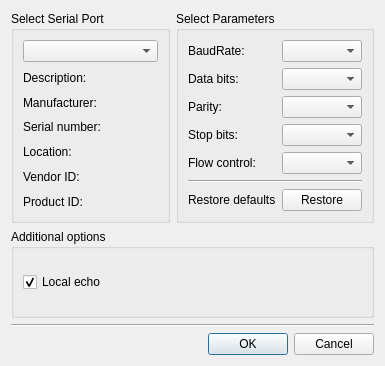
First picture: the form in SynchroTimeApp/settingsdialog.ui, repository SergejBre/SynchroTime, before the edit.
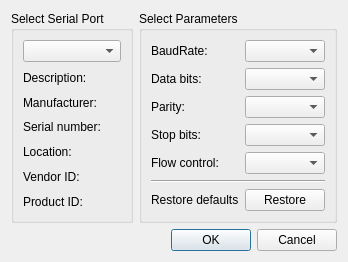
Second picture: the form after the edit. Icons and pictures are not drawn.

Commit message: Updated the design of the settings dialog form

```diff
--- a/SynchroTimeApp/settingsdialog.ui
+++ b/SynchroTimeApp/settingsdialog.ui
@@ -2,14 +2,6 @@
 <ui version="4.0">
  <class>SettingsDialog</class>
  <widget class="QDialog" name="SettingsDialog">
-  <property name="geometry">
-   <rect>
-    <x>0</x>
-    <y>0</y>
-    <width>385</width>
-    <height>366</height>
-   </rect>
-  </property>
   <property name="windowTitle">
    <string>Serial Port Settings</string>
   </property>
@@ -18,17 +10,6 @@
     <normaloff>:/images/settings.png</normaloff>:/images/settings.png</iconset>
   </property>
   <layout class="QGridLayout" name="gridLayout_3">
-   <item row="4" column="0" colspan="2">
-    <layout class="QHBoxLayout" name="horizontalLayout">
-     <item>
-      <widget class="QDialogButtonBox" name="buttonBox">
-       <property name="standardButtons">
-        <set>QDialogButtonBox::Cancel|QDialogButtonBox::Ok</set>
-       </property>
-      </widget>
-     </item>
-    </layout>
-   </item>
    <item row="0" column="1">
     <widget class="QGroupBox" name="parametersBox">
      <property name="title">
@@ -110,23 +91,15 @@
     </widget>
    </item>
    <item row="2" column="0" colspan="2">
-    <widget class="QGroupBox" name="additionalOptionsGroupBox">
-     <property name="title">
-      <string>Additional options</string>
-     </property>
-     <layout class="QVBoxLayout" name="verticalLayout">
-      <item>
-       <widget class="QCheckBox" name="localEchoCheckBox">
-        <property name="text">
-         <string>Local echo</string>
-        </property>
-        <property name="checked">
-         <bool>true</bool>
-        </property>
-       </widget>
-      </item>
-     </layout>
-    </widget>
+    <layout class="QHBoxLayout" name="horizontalLayout">
+     <item>
+      <widget class="QDialogButtonBox" name="buttonBox">
+       <property name="standardButtons">
+        <set>QDialogButtonBox::Cancel|QDialogButtonBox::Ok</set>
+       </property>
+      </widget>
+     </item>
+    </layout>
    </item>
    <item row="0" column="0">
     <widget class="QGroupBox" name="selectBox">
@@ -182,13 +155,6 @@
      </layout>
     </widget>
    </item>
-   <item row="3" column="0" colspan="2">
-    <widget class="Line" name="line_2">
-     <property name="orientation">
-      <enum>Qt::Horizontal</enum>
-     </property>
-    </widget>
-   </item>
   </layout>
  </widget>
  <resources>
```
The commit also changes 1 other file.
